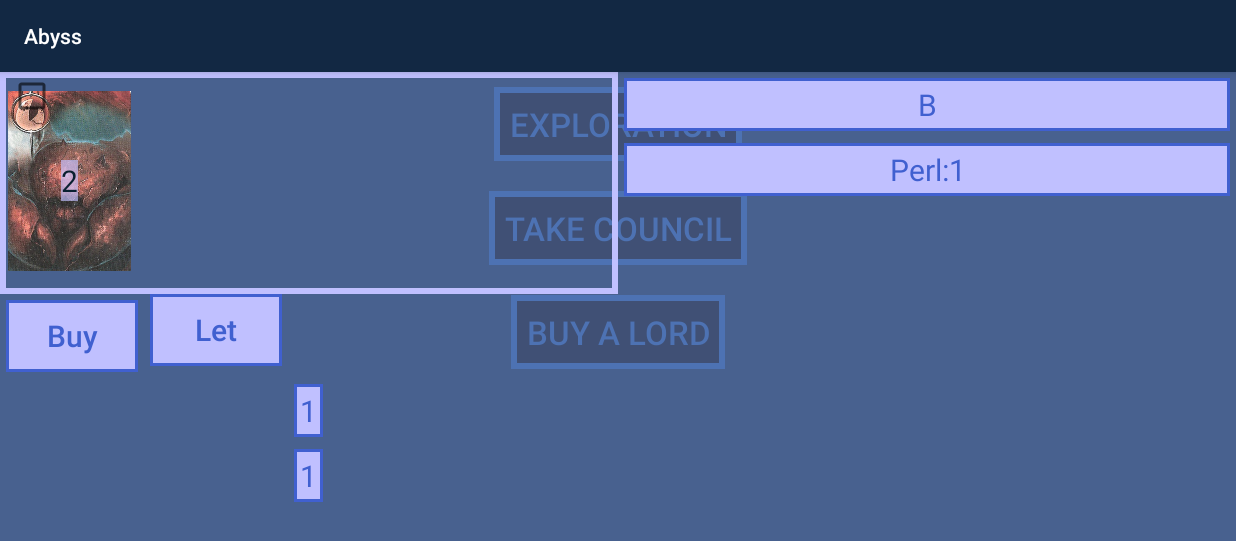
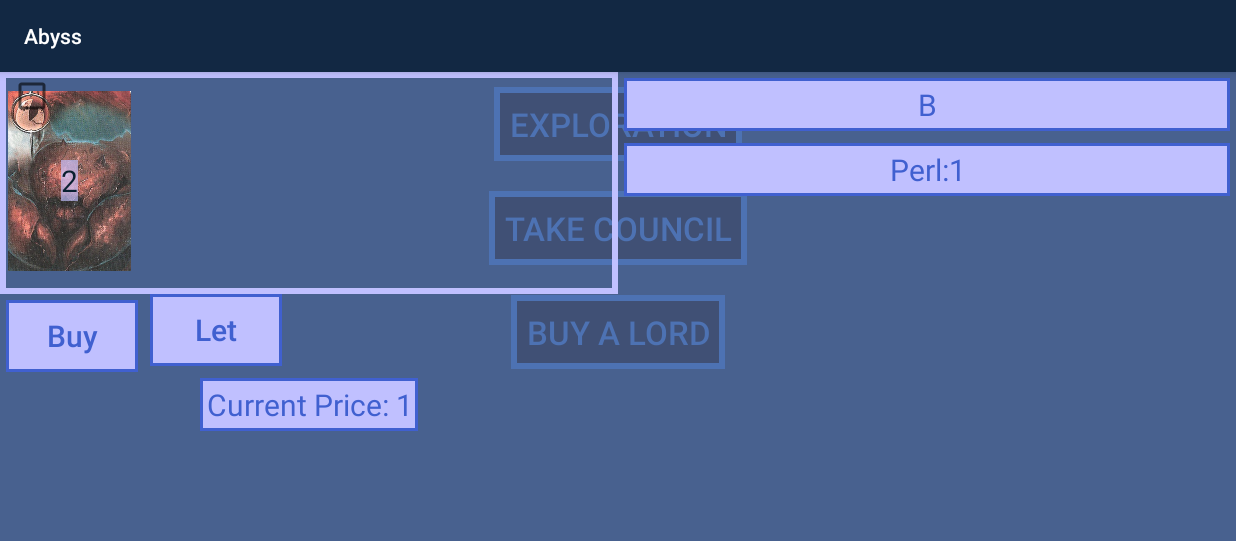
Before and after one commit to EmileLevast/Abyss, an Android app: the screen it shows after launch (MainActivity), after a tap on "EXPLORATION", on a phone screen of 824 x 412 dp (held sideways). Shown: the top 541 px of the screen. Run offline under Robolectric (Android 15) with nearby library versions, the phone set to English and light mode, and no system bars.

Commit message:
add recycler view for federated ally

```diff
--- a/app/src/main/java/fr/emile/abyss/Controller.kt
+++ b/app/src/main/java/fr/emile/abyss/Controller.kt
@@ -52,23 +52,24 @@ class Controller(activity:MainActivity) {
 
     fun explorationFinish()
     {
+        view.clearScreen()
+
         game.explorationFinish()
 
         //we take off fragment
-        view.clearScreen()
         playerFinishTurn(game.listPlayer.getCurrent().nom)
     }
 
     /**Council**/
     fun takeCouncilStack(fishType: FishType)
     {
+        view.clearScreen()
         game.takeCouncilStack(fishType)
 
         //we call next turn here because we want to only call game.takeCouncilStack(fishType)
         // for the power that can take too stack
         //game.nextTurn()
         playerFinishTurn(game.listPlayer.getCurrent().nom)
-        view.clearScreen()
     }
 
     fun launchCouncil()
@@ -89,8 +90,8 @@ class Controller(activity:MainActivity) {
 
     fun courtFinish(player: Player, lordToBuy: Lord)
     {
+        view.clearScreen()
         game.courtFinish(player,lordToBuy)
-        view.clearScreen()
         playerFinishTurn(player.nom)
     }
 
--- a/app/src/main/java/fr/emile/abyss/affichage/GUIView.kt
+++ b/app/src/main/java/fr/emile/abyss/affichage/GUIView.kt
@@ -56,6 +56,8 @@ class GUIView( activity: MainActivity) {
             newTurnBegan()
             controller!!.playerClickToBeginNewTurn()
         }
+
+        nextTurnLayout.setOnTouchListener{_,_->true}
 
         //we use a view to call on post and get screen size
         courtButton.post { saveSizeScreen(activity) }
--- a/app/src/main/java/fr/emile/abyss/affichage/gestionFragment/fragmentList/ExplorationFrag.kt
+++ b/app/src/main/java/fr/emile/abyss/affichage/gestionFragment/fragmentList/ExplorationFrag.kt
@@ -19,8 +19,6 @@ class ExplorationFrag(private val exploration: Exploration):CustomFragment<Explo
     override val idLayoutToInflate: Int= R.layout.frag_layout_exploration
 
 
-    //lateinit var textViewCardToBuy:TextView
-    lateinit var textCardRefused:TextView
     lateinit var textCostExplo:TextView
 
     lateinit var buyButton:Button
@@ -31,8 +29,6 @@ class ExplorationFrag(private val exploration: Exploration):CustomFragment<Explo
 
 
     override fun createView(viewInflated: View) {
-      //  textViewCardToBuy=viewInflated.findViewById(R.id.TextcardToBuy)
-        textCardRefused=viewInflated.findViewById(R.id.TextcardRefused)
         textCostExplo=viewInflated.findViewById(R.id.textCostExplo)
 
         buyButton=viewInflated.findViewById(R.id.buttonBuy)
@@ -58,9 +54,8 @@ class ExplorationFrag(private val exploration: Exploration):CustomFragment<Explo
     }
 
     override fun updateView(dataGame: Exploration) {
-        //textViewCardToBuy.text=dataGame.listProposedCard.last().toString()
-        textCostExplo.text=dataGame.currentCost.toString()
-        textCardRefused.text=dataGame.listProposedCard.size.toString()
+        val priceText="Current Price: ${dataGame.currentCost}"
+        textCostExplo.text=priceText
 
         adapterAlly.notifyDataSetChanged()
 
--- a/app/src/main/java/fr/emile/abyss/affichage/gestionFragment/fragmentList/StuffPlayerFrag.kt
+++ b/app/src/main/java/fr/emile/abyss/affichage/gestionFragment/fragmentList/StuffPlayerFrag.kt
@@ -30,21 +30,27 @@ class StuffPlayerFrag(val player:Player) : CustomFragment<Player>() {
 
     lateinit var textviewName:TextView
     lateinit var textPerl:TextView
+    lateinit var textFederated:TextView
     lateinit var recyclerViewAlly:HorizontalRecyclerView
     lateinit var recyclerViewLord:HorizontalRecyclerView
+    lateinit var recyclerViewFederatedAlly:HorizontalRecyclerView
     private lateinit var adapterAlly:ImageAdapter<Ally>
     private lateinit var adapterLord:ImageAdapter<Lord>
+    private lateinit var adapterFederatedAlly:ImageAdapter<Ally>
 
 
 
     override fun createView(viewInflated: View) {
         textviewName=viewInflated.findViewById(R.id.namePlayer)
         textPerl=viewInflated.findViewById(R.id.textPerlPlayer)
+        textFederated=viewInflated.findViewById(R.id.textViewFederatedPlayer)
         recyclerViewAlly=viewInflated.findViewById(R.id.recyclerViewAlliePlayer)
         recyclerViewLord=viewInflated.findViewById(R.id.recyclerViewLordPlayer)
+        recyclerViewFederatedAlly=viewInflated.findViewById(R.id.recyclerViewFederatedAllyPlayer)
 
         recyclerViewAlly.layoutManager=LinearLayoutManager(activity,LinearLayoutManager.HORIZONTAL,false)
         recyclerViewLord.layoutManager=LinearLayoutManager(activity,LinearLayoutManager.HORIZONTAL,false)
+        recyclerViewFederatedAlly.layoutManager=LinearLayoutManager(activity,LinearLayoutManager.HORIZONTAL,false)
 
         updateView(player)
     }
@@ -57,12 +63,17 @@ class StuffPlayerFrag(val player:Player) : CustomFragment<Player>() {
 
         textviewName.text = dataGame.nom
         textPerl.text=("Perl:"+dataGame.perl.toString())
+        textFederated.visibility=if(dataGame.listAllieFedere.isEmpty()){View.GONE} else {View.VISIBLE}
 
         adapterAlly= object : ImageAdapter<Ally>(dataGame.listAlly,activity!!,0.4f,0.1f,recyclerViewAlly, ::createViewHolderAlly){
             override fun onClickItem(position: Int) {
                 listImg[position].selectedToBuyLord=!listImg[position].selectedToBuyLord
                 notifyDataSetChanged()
             }
+        }
+
+        adapterFederatedAlly= object : ImageAdapter<Ally>(dataGame.listAllieFedere,activity!!,0.4f,0.1f,recyclerViewFederatedAlly, ::createViewHolderAlly){
+            override fun onClickItem(position: Int) {}
         }
 
         adapterLord= object : ImageAdapter<Lord>(dataGame.listLord,activity!!,0.4f,0.1f,recyclerViewLord,
@@ -74,6 +85,7 @@ class StuffPlayerFrag(val player:Player) : CustomFragment<Player>() {
 
         recyclerViewAlly.adapter=adapterAlly
         recyclerViewLord.adapter=adapterLord
+        recyclerViewFederatedAlly.adapter=adapterFederatedAlly
 
     }
 
--- a/app/src/main/java/fr/emile/abyss/modelClass/Game.kt
+++ b/app/src/main/java/fr/emile/abyss/modelClass/Game.kt
@@ -2,10 +2,9 @@ package fr.emile.abyss.modelClass
 
 import fr.emile.abyss.Container
 import fr.emile.abyss.controller
-import fr.emile.abyss.modelClass.gameItems.Deck
 import fr.emile.abyss.modelClass.gameItems.FishType
 import fr.emile.abyss.modelClass.gameItems.Lord
-import fr.emile.abyss.modelClass.gameItems.councilStack
+import fr.emile.abyss.modelClass.gameItems.CouncilStack
 
 const val PLAYER_NUMBER=3
 class Game {
@@ -66,10 +65,10 @@ class Game {
     fun whatToDoWithCouncil(): (FishType) -> Unit {
 
         //we intialize with no action but normally if there  is no power corresponding
-        //to a stack draw, the default action define in the interface councilStack is taken
+        //to a stack draw, the default action define in the interface CouncilStack is taken
         var actionOnStackClick:(fishtype:FishType)->Unit={}
         val player=listPlayer.getCurrent()
-        player.listRulesPower.applyToCorrespondingEvent<councilStack>(object : councilStack {},player)
+        player.listRulesPower.applyToCorrespondingEvent<CouncilStack>(object : CouncilStack {},player)
         { actionOnStackClick=it.getActionOnStack() }
 
         return actionOnStackClick
--- a/app/src/main/java/fr/emile/abyss/modelClass/gameItems/Lord.kt
+++ b/app/src/main/java/fr/emile/abyss/modelClass/gameItems/Lord.kt
@@ -49,7 +49,7 @@ class Lord (var FishType: FishType, var name:String, override var imgId:Int, var
 
         //Lord armateur with his power
         val listLord= mutableListOf(Lord(FishType.JELLYFISH,"l'Alchimiste", R.drawable.alchimiste,7,1,FishType.JELLYFISH,5,
-            object : councilStack{
+            object : CouncilStack{
                 override fun getActionOnStack(): (fishtype: FishType) -> Unit {
                     return {
                         //we just add the stack to the player hand
--- a/app/src/main/java/fr/emile/abyss/modelClass/gameItems/Power.kt
+++ b/app/src/main/java/fr/emile/abyss/modelClass/gameItems/Power.kt
@@ -126,10 +126,14 @@ interface BuyLordColorAllie:PassivePermanentPower
 //What to do when you launch a council
 //can you take too stack or something else
 //which color is used to buy the lord and is it the right color.
-interface councilStack:PassivePermanentPower
+interface CouncilStack:PassivePermanentPower
 {
     fun getActionOnStack():(fishtype:FishType)->Unit
     {
         return {fishtype: FishType ->  controller!!.takeCouncilStack(fishtype)}
     }
 }
+
+
+//when a player finish an exploration, does he win something
+//(armateur give one pearl for eachcolor allie send to council)
--- a/app/src/main/res/layout/frag_layout_exploration.xml
+++ b/app/src/main/res/layout/frag_layout_exploration.xml
@@ -12,21 +12,11 @@
             android:layout_height="wrap_content"
     />
 
-
-    <!--
-    <TextView
-            style="@style/viewFragmentRelativeLayout"
-            android:id="@+id/TextcardToBuy"
-            android:layout_centerHorizontal="true"
-            android:text="Card To Buy"
-    />
-    -->
-
     <Button
             style="@style/viewFragmentRelativeLayout"
             android:id="@+id/buttonBuy"
             android:layout_below="@+id/recyclerViewAllieExploration"
-            android:layout_alignParentLeft="true"
+            android:layout_alignParentStart="true"
             android:text="Buy"
     />
 
@@ -40,16 +30,8 @@
 
     <TextView
             style="@style/viewFragmentRelativeLayout"
-            android:id="@+id/TextcardRefused"
-            android:layout_below="@+id/buttonBuy"
-            android:layout_centerHorizontal="true"
-            android:text="Card Refused"
-    />
-
-    <TextView
-            style="@style/viewFragmentRelativeLayout"
             android:id="@+id/textCostExplo"
-            android:layout_below="@+id/TextcardRefused"
+            android:layout_below="@+id/buttonNotBuy"
             android:layout_centerHorizontal="true"
             android:text="Cost Explo"
     />
--- a/app/src/main/res/layout/frag_layout_player.xml
+++ b/app/src/main/res/layout/frag_layout_player.xml
@@ -43,6 +43,34 @@
             android:layout_height="wrap_content"
     />
 
+    <RelativeLayout android:layout_width="match_parent" android:layout_height="wrap_content">
+
+        <fr.emile.abyss.affichage.gestionFragment.recyclerView.HorizontalRecyclerView
+                android:id="@+id/recyclerViewFederatedAllyPlayer"
+                android:layout_width="match_parent"
+                android:layout_height="wrap_content"
+        />
+
+        <TextView
+                android:id="@+id/textViewFederatedPlayer"
+                android:layout_width="wrap_content"
+                android:layout_height="wrap_content"
+                android:textAlignment="center"
+                android:gravity="center"
+                android:textSize="20sp"
+                android:textStyle="italic"
+                android:layout_alignParentTop="true"
+                android:layout_alignStart="@id/recyclerViewFederatedAllyPlayer"
+                android:layout_alignEnd="@id/recyclerViewFederatedAllyPlayer"
+                android:textColor="@color/plateauAbyssTresSombre"
+                android:background="@drawable/background_valueally_text"
+                android:text="Federated"
+        />
+
+    </RelativeLayout>
+
+
+
     </LinearLayout>
 
 </ScrollView>
```
